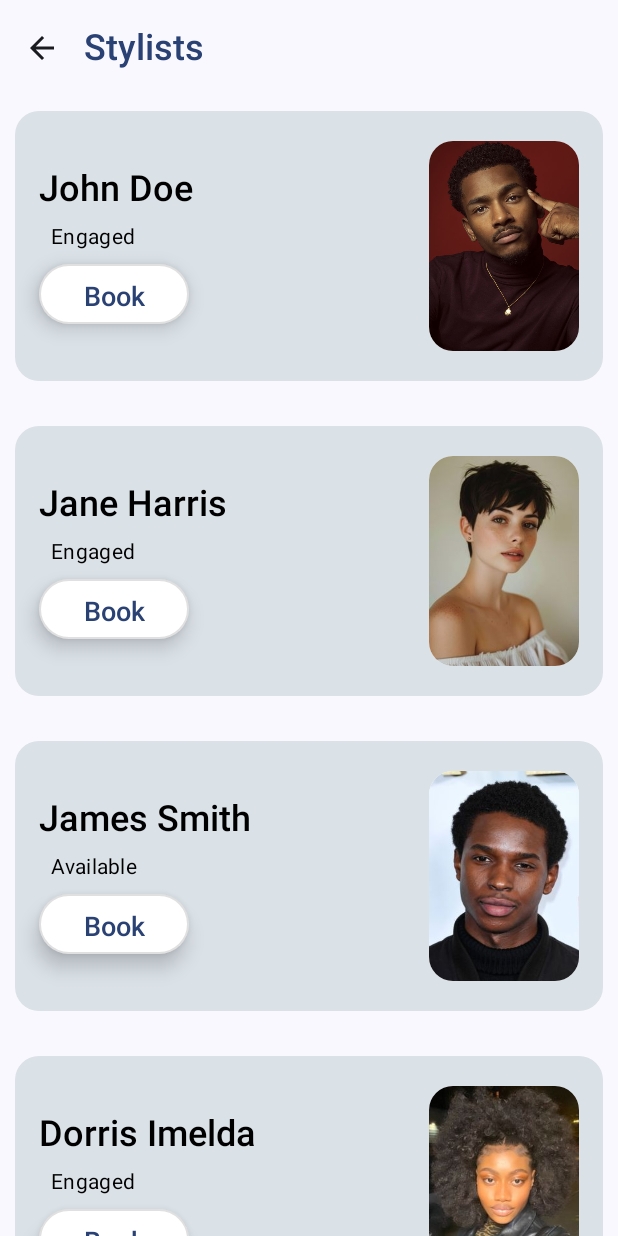
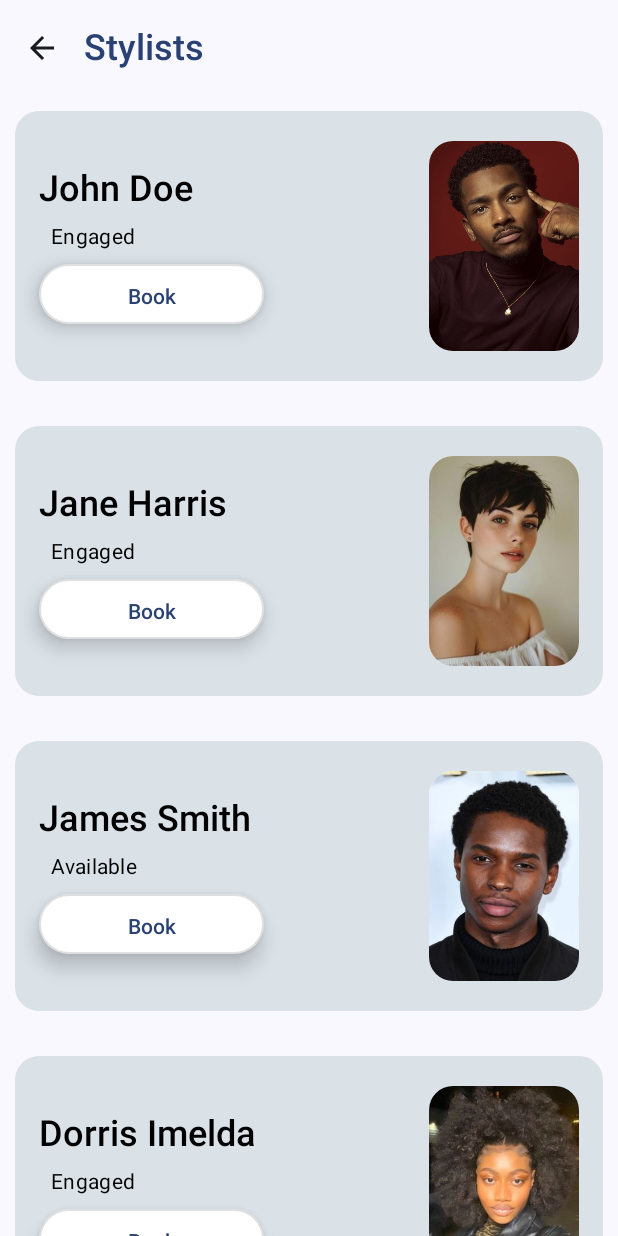
Before and after one commit to awstine/SmallProjects, an Android app built with Jetpack Compose: the Stylist screen opened through its navigation route, on a phone screen of 412 x 824 dp. Run offline under Robolectric (Android 15) with nearby library versions, the phone set to English and light mode, and no system bars; our stand-ins replace Firebase (no records; nobody signed in at launch, a user with empty details on screens opened directly).

Commit message:
initial commit

```diff
--- a/MyApplication/app/src/main/java/com/example/myapplication/Composables/StylistsScreen.kt
+++ b/MyApplication/app/src/main/java/com/example/myapplication/Composables/StylistsScreen.kt
@@ -2,9 +2,6 @@
 
 package com.example.myapplication.Composables
 
-import android.content.Context
-import android.content.Intent
-import android.net.Uri
 import androidx.compose.foundation.Image
 import androidx.compose.foundation.layout.Arrangement
 import androidx.compose.foundation.layout.Column
@@ -17,7 +14,6 @@ import androidx.compose.foundation.layout.size
 import androidx.compose.foundation.lazy.LazyColumn
 import androidx.compose.foundation.lazy.items
 import androidx.compose.foundation.shape.RoundedCornerShape
-import androidx.compose.material.AlertDialog
 import androidx.compose.material.ButtonDefaults
 import androidx.compose.material.OutlinedButton
 import androidx.compose.material.Surface
@@ -51,9 +47,8 @@ import androidx.compose.ui.tooling.preview.Preview
 import androidx.compose.ui.unit.dp
 import androidx.compose.ui.unit.sp
 import androidx.navigation.NavController
+import com.example.myapplication.data3.DatePickerClass
 import com.example.myapplication.data3.stylistList
-import java.sql.Date
-import java.text.SimpleDateFormat
 
 @OptIn(ExperimentalMaterial3Api::class)
 @Suppress("ktlint:standard:function-naming")
@@ -101,7 +96,7 @@ fun StylistsScreen(
                         Modifier
                             .padding(10.dp)
                             .height(180.dp),
-                    // shadowEevation = 10.dp
+                    // shadowElevation = 10.dp
                 ) {
                     Row(
                         modifier = Modifier.padding(16.dp),
@@ -114,6 +109,7 @@ fun StylistsScreen(
                                     .weight(2f),
                             verticalArrangement = Arrangement.Center,
                         ) {
+                            // Name of the stylist
                             Text(
                                 text = "${stylist.firstName} ${stylist.lastName}",
                                 fontSize = 24.sp,
@@ -122,6 +118,7 @@ fun StylistsScreen(
                             )
                             Spacer(modifier = Modifier.height(8.dp))
 
+                            // if he is occupied or not
                             Text(
                                 text = stylist.state,
                                 fontSize = 14.sp,
@@ -134,8 +131,11 @@ fun StylistsScreen(
 
                             Spacer(modifier = Modifier.height(8.dp))
 
+                            // Dialog box for booking
                             DialogBox()
                         }
+
+                        // Image
                         Surface(
                             shape = RoundedCornerShape(16.dp),
                             modifier = Modifier.size(width = 100.dp, height = 140.dp),
@@ -156,19 +156,19 @@ fun StylistsScreen(
 @OptIn(ExperimentalMaterial3Api::class)
 @Suppress("ktlint:standard:function-naming")
 @Composable
-@Preview
 private fun DialogBox() {
-    val openDialogOne = remember { mutableStateOf(false) }
-    val text by remember { mutableStateOf("Book") }
-    var dateResult by remember { mutableStateOf("Date Picker") }
+    val openCalendar = remember { mutableStateOf(false) }
+    val openDate = remember { mutableStateOf(false) }
+    var booked by remember { mutableStateOf("Book") }
+
     OutlinedButton(
-        onClick = { openDialogOne.value = true },
+        onClick = { openCalendar.value = true },
         shape = RoundedCornerShape(35.dp),
         colors =
             ButtonDefaults.outlinedButtonColors(
                 contentColor = MaterialTheme.colorScheme.primary,
             ),
-        modifier = Modifier.size(width = 100.dp, height = 40.dp),
+        modifier = Modifier.size(width = 150.dp, height = 40.dp),
         elevation =
             ButtonDefaults.elevation(
                 defaultElevation = 8.dp,
@@ -177,48 +177,29 @@ private fun DialogBox() {
             ),
     ) {
         Text(
-            text = text,
-            fontSize = 18.sp,
+            text = "Book",
+            fontSize = 14.sp,
             fontWeight = FontWeight.SemiBold,
             style = MaterialTheme.typography.titleLarge,
         )
     }
-    if (openDialogOne.value) { // Check state of the dialog
-        AlertDialog(
-            modifier = Modifier.padding(12.dp),
-            onDismissRequest = { openDialogOne.value = true },
-            title = { Text(text = " My Dialog title") },
-            text = { Text(text = "Are you sure you want exit") },
-            confirmButton = {
-                TextButton(onClick = { openDialogOne.value = false }) {
-                    Text(text = "Confirm")
-                }
-            },
-            shape = RoundedCornerShape(30.dp),
-            dismissButton = {
-                TextButton(onClick = { openDialogOne.value = false }) {
-                    Text(text = "Cancel")
-                }
-            },
-        )
-    }
 
-    if (openDialogOne.value) {
+    if (openCalendar.value) {
         val datePickerState = rememberDatePickerState()
         val state = rememberDatePickerState(initialDisplayMode = DisplayMode.Input)
         val confirmEnabled = derivedStateOf { datePickerState.displayMode != null }
 
         DatePickerDialog(
-            onDismissRequest = { openDialogOne.value = false },
+            onDismissRequest = { openCalendar.value = false },
             confirmButton = {
                 TextButton(
                     onClick = {
-                        openDialogOne.value = false
+                        openCalendar.value = false
                         var date = "No Selection"
                         if (datePickerState.selectedDateMillis != null) {
-                            date = Tools.convertToTime(datePickerState.selectedDateMillis!!)
+                            date = DatePickerClass.convertToTime(datePickerState.selectedDateMillis!!)
                         }
-                        dateResult = date
+                        booked = date
                     },
                     enabled = confirmEnabled.value,
                 ) {
@@ -228,7 +209,7 @@ private fun DialogBox() {
             dismissButton = {
                 TextButton(
                     onClick = {
-                        openDialogOne.value = false
+                        openCalendar.value = false
                     },
                 ) {
                     Text(text = "Cancel")
@@ -239,22 +220,3 @@ private fun DialogBox() {
         }
     }
 }
-
-class Tools {
-    companion object {
-        fun openLink(
-            eContext: Context,
-            url: String,
-        ) {
-            val openUrl = Intent(Intent.ACTION_VIEW)
-            openUrl.data = Uri.parse(url)
-            eContext.startActivity(openUrl)
-        }
-
-        fun convertToTime(time: Long): String {
-            val date = Date(time)
-            val format = SimpleDateFormat("dd MMM YYYY")
-            return format.format(date)
-        }
-    }
-}
```
